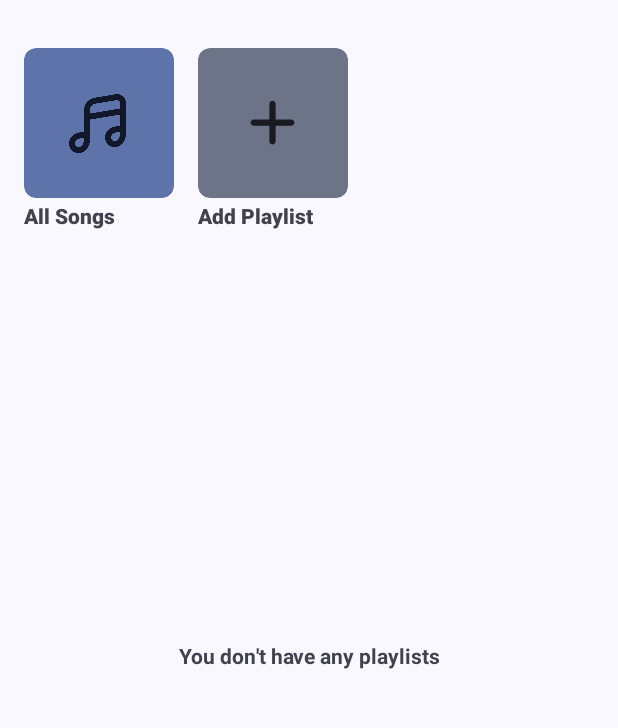
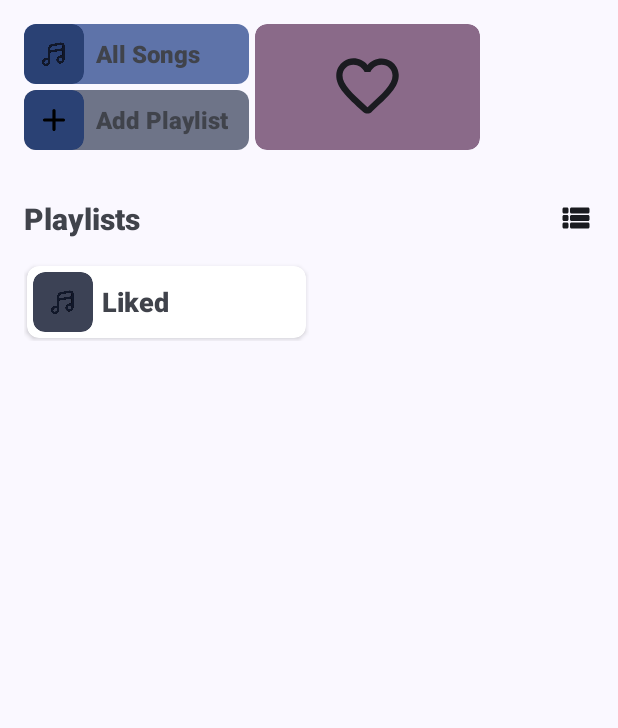
Before and after one commit to thechibuzor1/TrackPulse, an Android app: the first screen one second after launch (MainActivity), on a phone screen of 412 x 824 dp, the part 96-824 px from its top. Run offline under Robolectric (Android 15) with nearby library versions, the phone set to English and light mode, and no system bars; our stand-ins replace Room's generated code; libraries missing offline, so code that uses them is left out: androidx.palette.graphics.

Commit message:
Liked songs

```diff
--- a/app/src/main/java/com/downbadbuzor/trackpulse/MainActivity.kt
+++ b/app/src/main/java/com/downbadbuzor/trackpulse/MainActivity.kt
@@ -81,16 +81,21 @@ class MainActivity : AppCompatActivity() {
         }
 
         mainBinding.goToAll.setOnClickListener {
-
             supportFragmentManager.beginTransaction()
                 .replace(R.id.fragment_container, PlaylistFragment.newInstance("ALL"))
                 .addToBackStack("myFragmentTag") // Optional tag
                 .commit()
         }
+        mainBinding.goToFavourites.setOnClickListener {
+            supportFragmentManager.beginTransaction()
+                .replace(R.id.fragment_container, PlaylistFragment.newInstance("0"))
+                .addToBackStack("myFragmentTag") // Optional tag
+                .commit()
+        }
+
         mainBinding.createPlaylist.setOnClickListener {
             playlistOptionsModal = PlaylistOptionsModal(operation = "CREATE")
             playlistOptionsModal.show(supportFragmentManager, playlistOptionsModal.tag)
-
         }
 
         mainBinding.switchLayout.setOnClickListener {
@@ -162,12 +167,28 @@ class MainActivity : AppCompatActivity() {
         }
 
         playlistViewModel.getAllPlaylists().observe(this) { playlist ->
-            playlistAdapter.differ.submitList(playlist)
-            updatePlaylistUi(playlist)
+
+            if (playlist.isNullOrEmpty()) {
+                initLiked()
+            }
+
+            val filteredPlaylists = playlist.filter { it.id != 0 }
+            playlistAdapter.differ.submitList(filteredPlaylists)
+            updatePlaylistUi(filteredPlaylists)
         }
+    }
 
+    private fun initLiked() {
+        val liked =
+            Playlist(
+                id = 0,
+                name = "Liked",
+                coverImage = "",
+                songs = emptyList()
+            )
+        playlistViewModel.addPlaylist(liked)
+    }
 
-    }
 
     override fun onOptionsItemSelected(item: MenuItem): Boolean {
         return when (item.itemId) {
--- a/app/src/main/java/com/downbadbuzor/trackpulse/PlaylistOptionsModal.kt
+++ b/app/src/main/java/com/downbadbuzor/trackpulse/PlaylistOptionsModal.kt
@@ -176,6 +176,8 @@ class PlaylistOptionsModal(
                                     songs = playlist.songs
                                 )
                             playlistViewModel.addPlaylist(playlist)
+                            UiUtils.showToast(requireContext(), "Playlist cover changed")
+                            dismiss()
                         }
                     }
                 }
@@ -244,7 +246,7 @@ class PlaylistOptionsModal(
                 songs = playlist.songs
             )
         playlistViewModel.addPlaylist(playlist)
-
+        UiUtils.showToast(requireContext(), "Playlist name changed")
         dismiss()
     }
 
--- a/app/src/main/java/com/downbadbuzor/trackpulse/adapters/PlaylistAdapter.kt
+++ b/app/src/main/java/com/downbadbuzor/trackpulse/adapters/PlaylistAdapter.kt
@@ -56,7 +56,6 @@ class PlaylistAdapter(private val fragmentManager: FragmentManager) :
 
         holder.binding.playlistName.text = currentPlaylist.name
 
-
         Glide.with(holder.binding.playlistImage.context)
             .load(currentPlaylist.coverImage)
             .placeholder(R.drawable.note)
--- a/app/src/main/res/drawable/add.xml
+++ b/app/src/main/res/drawable/add.xml
@@ -1,6 +1,6 @@
 <vector xmlns:android="http://schemas.android.com/apk/res/android"
     android:height="24dp"
-    android:tint="?android:textColorPrimary"
+    android:tint="#000000"
     android:viewportHeight="24"
     android:viewportWidth="24"
     android:width="24dp">
--- /dev/null
+++ b/app/src/main/res/drawable/rounded_dark.xml
@@ -0,0 +1,5 @@
+<?xml version="1.0" encoding="utf-8"?>
+<shape xmlns:android="http://schemas.android.com/apk/res/android">
+    <solid android:color="?attr/colorSecondary" />
+    <corners android:radius="8dp" />
+</shape>
--- a/app/src/main/res/layout/activity_main.xml
+++ b/app/src/main/res/layout/activity_main.xml
@@ -63,26 +63,33 @@
 
 
                     <LinearLayout
-                        android:layout_marginBottom="16dp"
-                        android:gravity="center_vertical"
                         android:layout_width="match_parent"
                         android:layout_height="wrap_content"
+                        android:layout_marginBottom="32dp"
                         android:orientation="horizontal">
 
                         <LinearLayout
-                            android:id="@+id/go_to_all"
+
                             android:layout_width="wrap_content"
                             android:layout_height="wrap_content"
-                            android:orientation="vertical"
-                            android:layout_margin="16dp">
+                            android:orientation="vertical">
+
+                            <LinearLayout
+                                android:background="@drawable/rounded"
+                                android:id="@+id/go_to_all"
+                                android:layout_width="150dp"
+                                android:layout_height="40dp"
+                                android:orientation="horizontal"
+                                android:layout_marginBottom="4dp"
+                                android:layout_marginStart="16dp">
 
                                 <com.google.android.material.card.MaterialCardView
                                     android:id="@+id/playlist_cover"
-                                android:backgroundTint="?attr/colorPrimaryContainer"
-                                android:layout_width="100dp"
-                                android:layout_height="100dp"
+                                    android:backgroundTint="?attr/colorPrimary"
+                                    android:layout_width="40dp"
+                                    android:layout_height="40dp"
                                     app:strokeColor="@android:color/transparent"
-                                android:layout_marginBottom="2dp"
+
                                     app:cardCornerRadius="8dp">
 
                                     <ImageView
@@ -97,30 +104,34 @@
                                     android:layout_width="wrap_content"
                                     android:layout_height="wrap_content"
                                     android:text="All Songs"
+                                    android:layout_marginStart="8dp"
+                                    android:textSize="16sp"
+                                    android:layout_gravity="center"
                                     android:fontFamily="sans-serif-medium"
                                     android:textStyle="bold" />
                             </LinearLayout>
 
 
                             <LinearLayout
+                                android:backgroundTint="?attr/colorSecondaryContainer"
+                                android:background="@drawable/rounded"
                                 android:id="@+id/create_playlist"
-                            android:layout_width="wrap_content"
-                            android:layout_height="wrap_content"
-                            android:orientation="vertical"
-                            android:layout_marginVertical="16dp">
+                                android:layout_width="150dp"
+                                android:layout_height="40dp"
+                                android:orientation="horizontal"
+                                android:layout_marginStart="16dp">
 
                                 <com.google.android.material.card.MaterialCardView
                                     android:id="@+id/add_playlist_cover"
-                                android:backgroundTint="?attr/colorSecondaryContainer"
-                                android:layout_width="100dp"
-                                android:layout_height="100dp"
+                                    android:backgroundTint="?attr/colorPrimary"
+                                    android:layout_width="40dp"
+                                    android:layout_height="40dp"
                                     app:strokeColor="@android:color/transparent"
-                                android:layout_marginBottom="2dp"
                                     app:cardCornerRadius="8dp">
 
                                     <ImageView
-                                    android:layout_width="50dp"
-                                    android:layout_height="50dp"
+                                        android:layout_width="25dp"
+                                        android:layout_height="25dp"
                                         android:layout_gravity="center"
                                         android:scaleType="centerCrop"
                                         android:src="@drawable/add" />
@@ -130,12 +141,41 @@
                                     android:layout_width="wrap_content"
                                     android:layout_height="wrap_content"
                                     android:text="Add Playlist"
+                                    android:textSize="16sp"
+                                    android:layout_marginStart="8dp"
+                                    android:layout_gravity="center"
                                     android:fontFamily="sans-serif-medium"
                                     android:textStyle="bold" />
                             </LinearLayout>
 
                         </LinearLayout>
 
+                        <LinearLayout
+                            android:id="@+id/go_to_favourites"
+                            android:layout_width="150dp"
+                            android:layout_height="84dp"
+                            android:orientation="vertical"
+                            android:layout_marginStart="4dp">
+
+                            <com.google.android.material.card.MaterialCardView
+                                android:id="@+id/favourites"
+                                android:backgroundTint="?attr/colorTertiaryContainer"
+                                android:layout_width="match_parent"
+                                android:layout_height="match_parent"
+                                app:strokeColor="@android:color/transparent"
+                                app:cardCornerRadius="8dp">
+
+                                <ImageView
+                                    android:layout_width="50dp"
+                                    android:layout_height="50dp"
+                                    android:layout_gravity="center"
+                                    android:scaleType="centerCrop"
+                                    android:src="@drawable/fav_home" />
+                            </com.google.android.material.card.MaterialCardView>
+                        </LinearLayout>
+
+
+                    </LinearLayout>
 
                     <LinearLayout
                         android:visibility="gone"
--- a/app/src/main/res/layout/playlist_layout.xml
+++ b/app/src/main/res/layout/playlist_layout.xml
@@ -8,7 +8,6 @@
     <androidx.cardview.widget.CardView
         android:layout_width="match_parent"
         android:layout_height="wrap_content"
-        app:cardElevation="8dp"
         android:layout_margin="2dp"
         app:cardCornerRadius="8dp">
 
@@ -17,35 +16,32 @@
             android:layout_width="match_parent"
             android:layout_height="match_parent"
             android:orientation="horizontal"
-            android:background="@drawable/rounded"
-            android:gravity="center"
-            android:paddingHorizontal="8dp"
-            android:paddingVertical="8dp">
+            android:padding="4dp">
 
             <com.google.android.material.card.MaterialCardView
                 android:id="@+id/playlist_cover"
-                android:backgroundTint="?attr/colorPrimaryContainer"
-                android:layout_width="32dp"
+                android:backgroundTint="?attr/colorSecondary"
+                android:layout_width="40dp"
                 android:layout_marginEnd="6dp"
-                android:layout_gravity="center"
-                android:layout_height="32dp"
+                android:layout_height="40dp"
                 app:strokeColor="@android:color/transparent"
                 app:cardCornerRadius="8dp">
 
                 <ImageView
-                    android:scaleType="centerCrop"
                     android:id="@+id/playlist_image"
-                    android:layout_gravity="center"
                     android:layout_width="match_parent"
                     android:layout_height="match_parent"
+                    android:layout_gravity="center"
+                    android:scaleType="centerCrop"
                     android:src="@drawable/note" />
             </com.google.android.material.card.MaterialCardView>
 
             <TextView
-                android:layout_width="wrap_content"
+                android:layout_width="0dp"
                 android:layout_height="wrap_content"
                 android:id="@+id/playlistName"
                 android:layout_weight="200"
+                android:layout_gravity="center"
                 android:fontFamily="sans-serif-medium"
                 android:text="Playlist Name"
                 android:textStyle="bold"
--- a/app/src/main/res/values-night/themes.xml
+++ b/app/src/main/res/values-night/themes.xml
@@ -1,7 +1,8 @@
-<resources xmlns:tools="http://schemas.android.com/tools">
+<resources>
     <!-- Base application theme. -->
     <style name="Base.Theme.TrackPulse" parent="Theme.Material3.DayNight.NoActionBar">
         <!-- Customize your dark theme here. -->
         <!-- <item name="colorPrimary">@color/my_dark_primary</item> -->
+        <item name="android:textColor">#FFFFFF</item>
     </style>
 </resources>
```
Also changed, not shown: app/src/main/java/com/downbadbuzor/trackpulse/BottomSheetDialogFragment.kt (+45 -4 lines), app/src/main/java/com/downbadbuzor/trackpulse/PlaylistFragment.kt (+6 -2 lines), app/src/main/res/drawable/fav.xml (+8 -3 lines), app/src/main/res/drawable/fav_filled.xml (added, +10 -0 lines), app/src/main/res/drawable/photo.xml (added, +12 -0 lines), app/src/main/res/layout/playlist_options_modal.xml (+6 -3 lines). Lines whose indentation alone changed are shown as unchanged.
